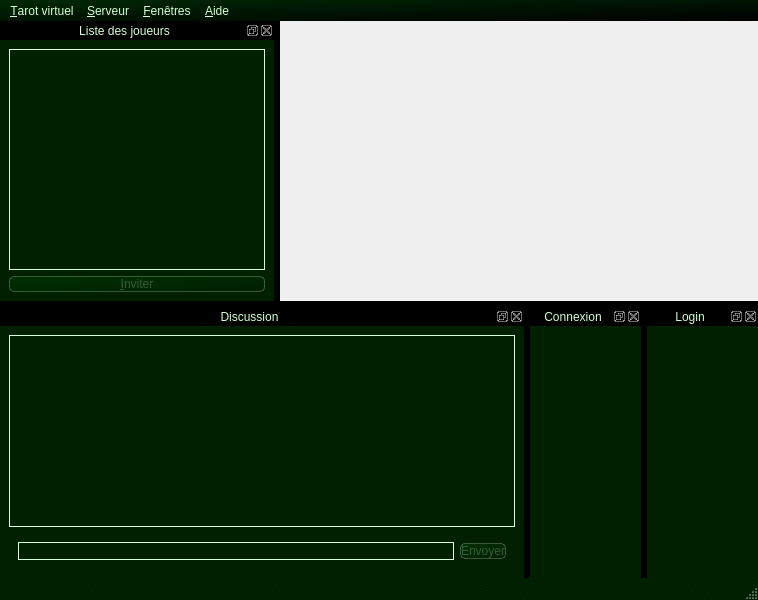
First picture: the form in src/client_qt/tarotv.ui, repository Gugurumbe/tarotv2, before the edit.
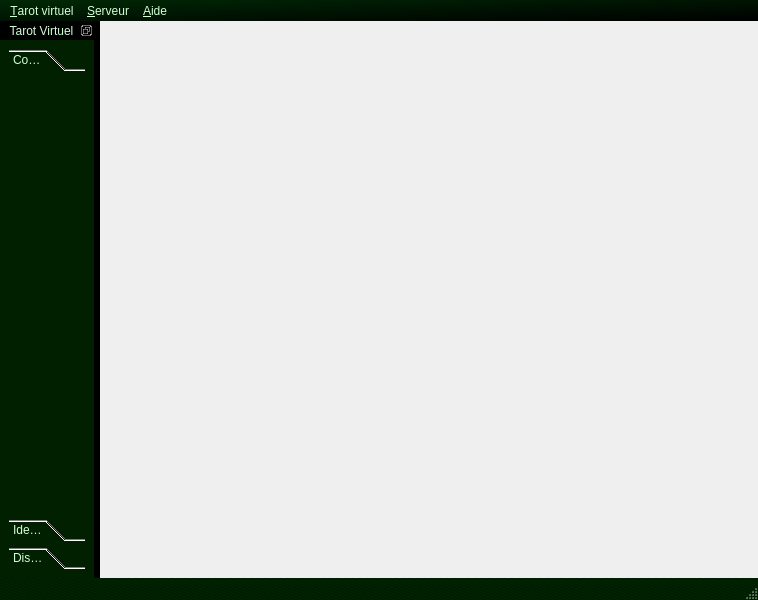
Second picture: the form after the edit. Icons and pictures are not drawn. Custom widgets are drawn as their Qt base class.

Commit message: Use a toolbox instead of docks.

What changed in the file:
```diff
--- a/src/client_qt/tarotv.ui
+++ b/src/client_qt/tarotv.ui
@@ -153,132 +153,83 @@
     </property>
     <addaction name="action_quitter"/>
    </widget>
-   <widget class="QMenu" name="menuFen_tres">
-    <property name="title">
-     <string>&amp;Fenêtres</string>
-    </property>
-    <addaction name="action_win_listejoueurs"/>
-    <addaction name="action_win_discussion"/>
-    <addaction name="action_win_connexion"/>
-    <addaction name="action_win_login"/>
-   </widget>
    <addaction name="menuTarot_virtuel"/>
    <addaction name="menuServeur"/>
-   <addaction name="menuFen_tres"/>
    <addaction name="menuAide"/>
   </widget>
   <widget class="QStatusBar" name="statusbar"/>
-  <widget class="QDockWidget" name="dock_discussion">
-   <property name="windowTitle">
-    <string>Discussion</string>
-   </property>
-   <attribute name="dockWidgetArea">
-    <number>8</number>
-   </attribute>
-   <widget class="QWidget" name="dockWidgetContents_2">
-    <layout class="QVBoxLayout" name="verticalLayout_2">
-     <item>
-      <widget class="QTextEdit" name="textEdit">
-       <property name="undoRedoEnabled">
-        <bool>false</bool>
-       </property>
-       <property name="readOnly">
-        <bool>true</bool>
-       </property>
-      </widget>
-     </item>
-     <item>
-      <widget class="QWidget" name="cont_boutons" native="true">
-       <layout class="QHBoxLayout" name="horizontalLayout">
-        <item>
-         <widget class="QLineEdit" name="lineEdit"/>
-        </item>
-        <item>
-         <widget class="QPushButton" name="bouton_envoyer">
-          <property name="enabled">
-           <bool>false</bool>
-          </property>
-          <property name="text">
-           <string>Envoyer</string>
-          </property>
-         </widget>
-        </item>
-       </layout>
-      </widget>
-     </item>
-    </layout>
-   </widget>
-  </widget>
-  <widget class="QDockWidget" name="dock_connexion">
+  <widget class="QDockWidget" name="dock_toolbox">
    <property name="features">
-    <set>QDockWidget::AllDockWidgetFeatures</set>
+    <set>QDockWidget::DockWidgetFloatable|QDockWidget::DockWidgetMovable</set>
    </property>
    <property name="windowTitle">
-    <string>Connexion</string>
-   </property>
-   <attribute name="dockWidgetArea">
-    <number>8</number>
-   </attribute>
-   <widget class="QWidget" name="dockWidgetContents">
-    <layout class="QVBoxLayout" name="verticalLayout_3">
-     <item>
-      <widget class="tarotv::ui::dock_connexion" name="contenu_dock_connexion" native="true"/>
-     </item>
-    </layout>
-   </widget>
-  </widget>
-  <widget class="QDockWidget" name="dock_liste_joueurs">
-   <property name="styleSheet">
-    <string notr="true"/>
-   </property>
-   <property name="floating">
-    <bool>false</bool>
-   </property>
-   <property name="windowTitle">
-    <string>Liste des joueurs</string>
+    <string>Tarot Virtuel</string>
    </property>
    <attribute name="dockWidgetArea">
     <number>1</number>
    </attribute>
-   <widget class="QWidget" name="dock_lj_content">
-    <layout class="QVBoxLayout" name="verticalLayout">
+   <widget class="QWidget" name="dockWidgetContents_4">
+    <layout class="QVBoxLayout" name="verticalLayout_4">
      <item>
-      <widget class="tarotv::ui::vue_jhj" name="liste_jhj">
-       <property name="editTriggers">
-        <set>QAbstractItemView::NoEditTriggers</set>
+      <widget class="QToolBox" name="toolBox">
+       <property name="currentIndex">
+        <number>0</number>
        </property>
-       <property name="selectionMode">
-        <enum>QAbstractItemView::MultiSelection</enum>
-       </property>
+       <widget class="QWidget" name="page_connexion">
+        <property name="geometry">
+         <rect>
+          <x>0</x>
+          <y>0</y>
+          <width>250</width>
+          <height>387</height>
+         </rect>
+        </property>
+        <attribute name="label">
+         <string>Connexion</string>
+        </attribute>
+        <layout class="QVBoxLayout" name="verticalLayout">
+         <item>
+          <widget class="tarotv::ui::dock_connexion" name="contenu_dock_connexion" native="true"/>
+         </item>
+        </layout>
+       </widget>
+       <widget class="QWidget" name="page_login">
+        <property name="geometry">
+         <rect>
+          <x>0</x>
+          <y>0</y>
+          <width>250</width>
+          <height>387</height>
+         </rect>
+        </property>
+        <attribute name="label">
+         <string>Identification</string>
+        </attribute>
+        <layout class="QVBoxLayout" name="verticalLayout_2">
+         <item>
+          <widget class="tarotv::ui::dock_login" name="contenu_dock_login" native="true"/>
+         </item>
+        </layout>
+       </widget>
+       <widget class="QWidget" name="page_discussion">
+        <property name="geometry">
+         <rect>
+          <x>0</x>
+          <y>0</y>
+          <width>250</width>
+          <height>387</height>
+         </rect>
+        </property>
+        <attribute name="label">
+         <string>Discussion</string>
+        </attribute>
+        <layout class="QVBoxLayout" name="verticalLayout_3">
+         <item>
+          <widget class="tarotv::ui::dock_discussion" name="contenu_dock_discussion" native="true"/>
+         </item>
+        </layout>
+       </widget>
       </widget>
-     </item>
-     <item>
-      <widget class="QPushButton" name="bouton_inviter">
-       <property name="enabled">
-        <bool>false</bool>
-       </property>
-       <property name="text">
-        <string>&amp;Inviter</string>
-       </property>
-      </widget>
-     </item>
-    </layout>
-   </widget>
-  </widget>
-  <widget class="QDockWidget" name="dock_login">
-   <property name="features">
-    <set>QDockWidget::AllDockWidgetFeatures</set>
-   </property>
-   <property name="windowTitle">
-    <string>Login</string>
-   </property>
-   <attribute name="dockWidgetArea">
-    <number>8</number>
-   </attribute>
-   <widget class="QWidget" name="dockWidgetContents_3">
-    <layout class="QGridLayout" name="gridLayout">
-     <item row="0" column="0">
-      <widget class="tarotv::ui::dock_login" name="contenu_dock_login" native="true"/>
      </item>
     </layout>
    </widget>
@@ -340,14 +291,6 @@
   </action>
  </widget>
  <customwidgets>
-  <customwidget>
-   <class>tarotv::ui::vue_jhj</class>
-   <extends>QListView</extends>
-   <header>vue_jhj.hpp</header>
-   <slots>
-    <signal>selection_changed()</signal>
-   </slots>
-  </customwidget>
   <customwidget>
    <class>tarotv::ui::dock_connexion</class>
    <extends>QWidget</extends>
@@ -359,6 +302,32 @@
    <extends>QWidget</extends>
    <header>dock_login.hpp</header>
    <container>1</container>
+   <slots>
+    <signal>login_demande(QString)</signal>
+    <signal>logout_demande()</signal>
+    <slot>autoriser_changement(bool)</slot>
+    <slot>interdire_changement(bool)</slot>
+    <slot>est_connecte(bool)</slot>
+    <slot>est_identifie(bool)</slot>
+    <slot>login_reussi(QString)</slot>
+    <slot>echec_login()</slot>
+    <slot>erreur(QString)</slot>
+   </slots>
+  </customwidget>
+  <customwidget>
+   <class>tarotv::ui::dock_discussion</class>
+   <extends>QWidget</extends>
+   <header>dock_discussion.hpp</header>
+   <container>1</container>
+   <slots>
+    <signal>message_demande(QString)</signal>
+    <slot>autoriser_discussion(bool)</slot>
+    <slot>interdire_discussion(bool)</slot>
+    <slot>message(QString,QString)</slot>
+    <slot>trop_bavard()</slot>
+    <slot>nouveau_joueur(QString)</slot>
+    <slot>depart_joueur(QString)</slot>
+   </slots>
   </customwidget>
  </customwidgets>
  <resources>
```
Left out of the diff: 374 changed lines with no effect on the pictures. The commit also changes 12 other files.
